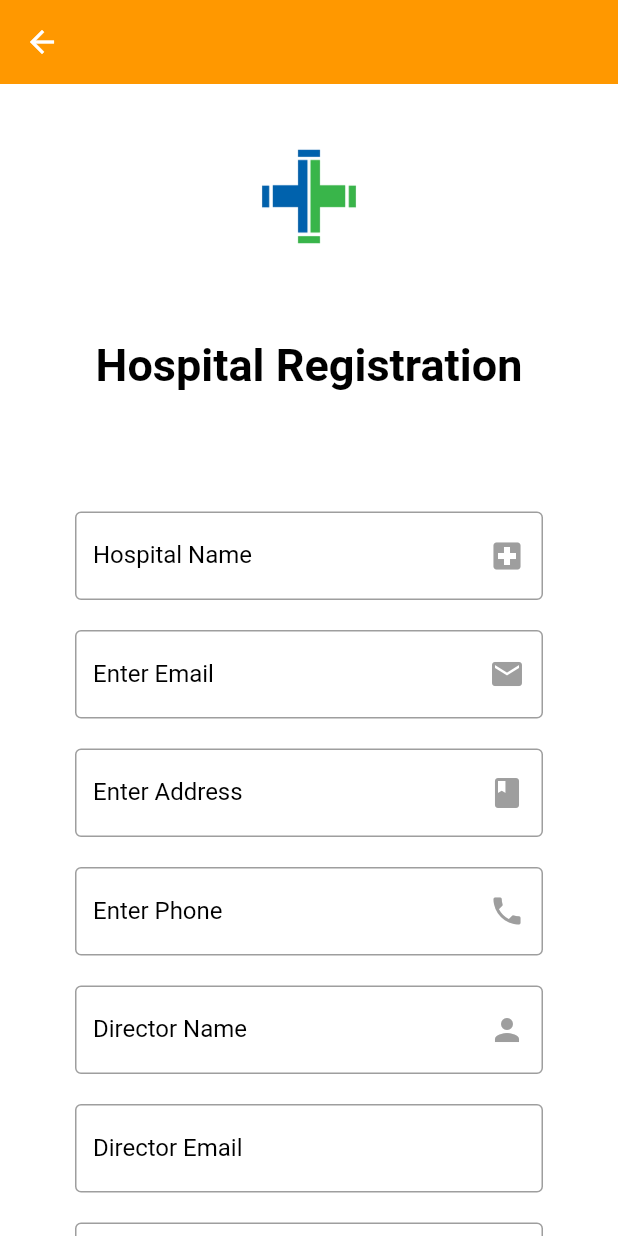
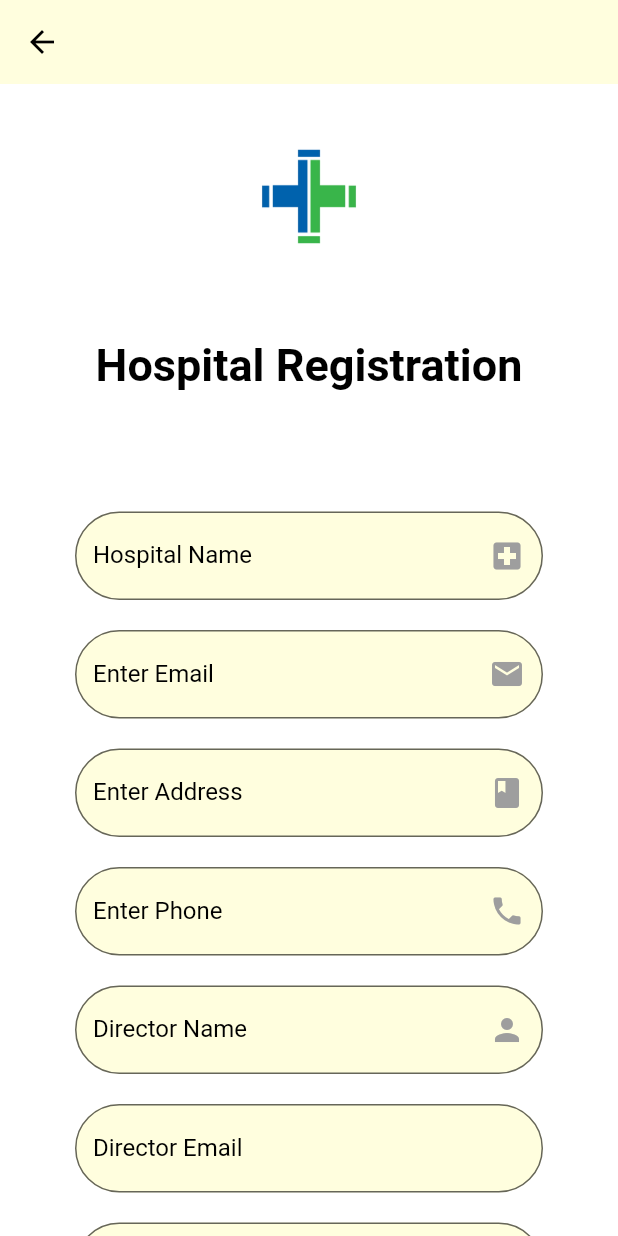
Before and after one commit to Khaalidsub/medcom, a Flutter app: the HospRegistration screen opened directly, on a phone screen of 412 x 824 dp. Run offline on Flutter 3.47's test engine with Material 2 defaults, Android fonts, the phone set to English and light mode, and no system bars; our stand-ins replace charts_flutter, font_awesome_flutter.

Commit message:
hospitalRegistrationK

```diff
--- a/health_app/lib/src/screens/hospitalScreens/hospRegistration.dart
+++ b/health_app/lib/src/screens/hospitalScreens/hospRegistration.dart
@@ -9,13 +9,13 @@ class HospRegistration extends StatelessWidget {
       child: Scaffold(
           backgroundColor: Colors.white,
           appBar: AppBar(
-            backgroundColor: Colors.orange,
+            backgroundColor: Color(0xffFFFEDE),
             elevation: 0,
             title: Text(""),
             //later put on press goto back page
             leading: Icon(
               Icons.arrow_back,
-              color: Colors.white,
+              color: Colors.black,
             ),
           ),
           //registration card
@@ -58,12 +58,19 @@ class HospRegistration extends StatelessWidget {
                             Icons.local_hospital,
                             color: Colors.grey,
                           ),
+                          fillColor: Color(0xffFFFEDE),
+                          filled: true,
                           labelStyle: TextStyle(color: Colors.black),
                           labelText: "Hospital Name",
-                          border: OutlineInputBorder(),
+                          border: OutlineInputBorder(
+                            borderRadius: BorderRadius.all(
+                              Radius.circular(30),
+                            ),
+                          ),
                           focusedBorder: OutlineInputBorder(
+                            borderRadius: BorderRadius.all(Radius.circular(30)),
                             borderSide:
-                                BorderSide(color: Colors.orange, width: 2),
+                                BorderSide(color: Color(0xffE6E5BF), width: 2),
                           ),
                         ),
                       ),
@@ -73,12 +80,19 @@ class HospRegistration extends StatelessWidget {
                             Icons.mail,
                             color: Colors.grey,
                           ),
+                          fillColor: Color(0xffFFFEDE),
+                          filled: true,
                           labelText: "Enter Email",
                           labelStyle: TextStyle(color: Colors.black),
-                          border: OutlineInputBorder(),
+                          border: OutlineInputBorder(
+                            borderRadius: BorderRadius.all(
+                              Radius.circular(30),
+                            ),
+                          ),
                           focusedBorder: OutlineInputBorder(
+                            borderRadius: BorderRadius.all(Radius.circular(30)),
                             borderSide:
-                                BorderSide(color: Colors.orange, width: 2),
+                                BorderSide(color: Color(0xffE6E5BF), width: 2),
                           ),
                         ),
                       ),
@@ -88,26 +102,41 @@ class HospRegistration extends StatelessWidget {
                                 Icons.book,
                                 color: Colors.grey,
                               ),
+                              fillColor: Color(0xffFFFEDE),
+                              filled: true,
                               labelText: "Enter Address",
                               labelStyle: TextStyle(color: Colors.black),
-                              border: OutlineInputBorder(),
+                              border: OutlineInputBorder(
+                                borderRadius: BorderRadius.all(
+                                  Radius.circular(30),
+                                ),
+                              ),
                               focusedBorder: OutlineInputBorder(
+                                  borderRadius:
+                                      BorderRadius.all(Radius.circular(30)),
                                   borderSide: BorderSide(
-                                color: Colors.orange,
-                                width: 2,
-                              )))),
+                                    color: Color(0xffE6E5BF),
+                                    width: 2,
+                                  )))),
                       TextField(
                         decoration: InputDecoration(
                           suffixIcon: Icon(
                             Icons.phone,
                             color: Colors.grey,
                           ),
+                          fillColor: Color(0xffFFFEDE),
+                          filled: true,
                           labelStyle: TextStyle(color: Colors.black),
                           labelText: "Enter Phone",
-                          border: OutlineInputBorder(),
+                          border: OutlineInputBorder(
+                            borderRadius: BorderRadius.all(
+                              Radius.circular(30),
+                            ),
+                          ),
                           focusedBorder: OutlineInputBorder(
+                            borderRadius: BorderRadius.all(Radius.circular(30)),
                             borderSide: BorderSide(
-                              color: Colors.orange,
+                              color: Color(0xffE6E5BF),
                               width: 2,
                             ),
                           ),
@@ -119,12 +148,19 @@ class HospRegistration extends StatelessWidget {
                             Icons.person,
                             color: Colors.grey,
                           ),
+                          fillColor: Color(0xffFFFEDE),
+                          filled: true,
                           labelStyle: TextStyle(color: Colors.black),
                           labelText: "Director Name",
-                          border: OutlineInputBorder(),
+                          border: OutlineInputBorder(
+                            borderRadius: BorderRadius.all(
+                              Radius.circular(30),
+                            ),
+                          ),
                           focusedBorder: OutlineInputBorder(
+                            borderRadius: BorderRadius.all(Radius.circular(30)),
                             borderSide: BorderSide(
-                              color: Colors.orange,
+                              color: Color(0xffE6E5BF),
                               width: 2,
                             ),
                           ),
@@ -134,10 +170,17 @@ class HospRegistration extends StatelessWidget {
                         decoration: InputDecoration(
                           labelText: "Director Email",
                           labelStyle: TextStyle(color: Colors.black),
-                          border: OutlineInputBorder(),
+                          fillColor: Color(0xffFFFEDE),
+                          filled: true,
+                          border: OutlineInputBorder(
+                            borderRadius: BorderRadius.all(
+                              Radius.circular(30),
+                            ),
+                          ),
                           focusedBorder: OutlineInputBorder(
+                            borderRadius: BorderRadius.all(Radius.circular(30)),
                             borderSide: BorderSide(
-                              color: Colors.orange,
+                              color: Color(0xffE6E5BF),
                               width: 2,
                             ),
                           ),
@@ -147,10 +190,17 @@ class HospRegistration extends StatelessWidget {
                         decoration: InputDecoration(
                           labelText: "Enter Email",
                           labelStyle: TextStyle(color: Colors.black),
-                          border: OutlineInputBorder(),
+                          fillColor: Color(0xffFFFEDE),
+                          filled: true,
+                          border: OutlineInputBorder(
+                            borderRadius: BorderRadius.all(
+                              Radius.circular(30),
+                            ),
+                          ),
                           focusedBorder: OutlineInputBorder(
+                            borderRadius: BorderRadius.all(Radius.circular(30)),
                             borderSide: BorderSide(
-                              color: Colors.orange,
+                              color: Color(0xffE6E5BF),
                               width: 2,
                             ),
                           ),
@@ -164,7 +214,7 @@ class HospRegistration extends StatelessWidget {
                   shape: RoundedRectangleBorder(
                       borderRadius: BorderRadius.circular(30)),
                   padding: EdgeInsets.symmetric(horizontal: 60, vertical: 15),
-                  disabledColor: Colors.orange,
+                  disabledColor: Colors.amber,
                   child: Text(
                     "Submit",
                     style: TextStyle(
```
